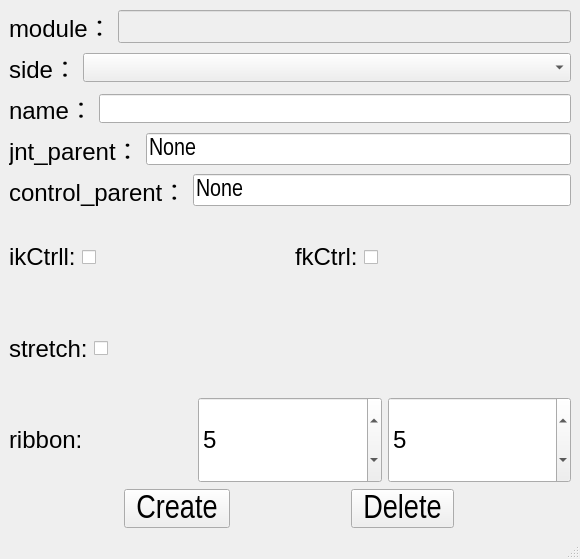
First picture: the form in bind/ui/widget/limb_ui.ui, repository MuZiMuZi/muziToolset, before the edit.
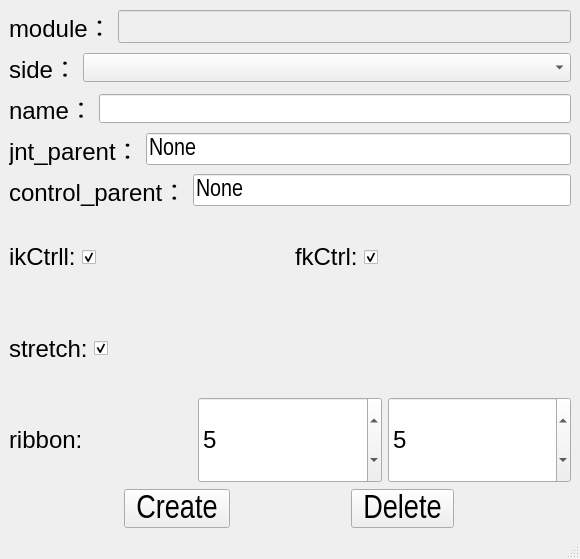
Second picture: the form after the edit.

Commit message: 优化limb的界面设置和属性设置

Patch:
```diff
--- a/bind/ui/widget/limb_ui.ui
+++ b/bind/ui/widget/limb_ui.ui
@@ -270,6 +270,9 @@
           <property name="text">
            <string/>
           </property>
+          <property name="checked">
+           <bool>true</bool>
+          </property>
          </widget>
         </item>
         <item>
@@ -298,6 +301,9 @@
             <verstretch>0</verstretch>
            </sizepolicy>
           </property>
+          <property name="checked">
+           <bool>true</bool>
+          </property>
          </widget>
         </item>
        </layout>
@@ -333,6 +339,9 @@
           <property name="text">
            <string/>
           </property>
+          <property name="checked">
+           <bool>true</bool>
+          </property>
          </widget>
         </item>
        </layout>
```
The commit also changes 1 other file.
